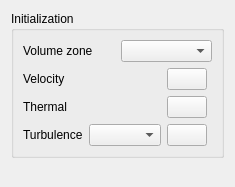
Above: gui/Pages/InitializationForm.ui from code-saturne/code_saturne before the change. Below: the same form after it.
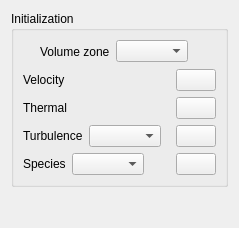
That is the form after the change. Icons and pictures are not drawn.

Commit message: modification of min, max and initialization for scalars and variance

What changed in the file:
```diff
--- a/gui/Pages/InitializationForm.ui
+++ b/gui/Pages/InitializationForm.ui
@@ -6,46 +6,85 @@
    <rect>
     <x>0</x>
     <y>0</y>
-    <width>235</width>
-    <height>187</height>
+    <width>239</width>
+    <height>228</height>
    </rect>
   </property>
   <property name="windowTitle">
    <string>Form</string>
   </property>
-  <layout class="QGridLayout" name="gridLayout_3">
+  <layout class="QGridLayout" name="gridLayout_2">
    <item row="0" column="0">
+    <spacer name="spacer">
+     <property name="orientation">
+      <enum>Qt::Horizontal</enum>
+     </property>
+     <property name="sizeHint" stdset="0">
+      <size>
+       <width>0</width>
+       <height>17</height>
+      </size>
+     </property>
+    </spacer>
+   </item>
+   <item row="0" column="1" rowspan="2">
     <widget class="QGroupBox" name="groupBoxZone">
      <property name="title">
       <string>Initialization</string>
      </property>
-     <layout class="QGridLayout" name="gridLayout_2">
+     <layout class="QGridLayout" name="gridLayout">
       <item row="0" column="0">
+       <spacer>
+        <property name="orientation">
+         <enum>Qt::Horizontal</enum>
+        </property>
+        <property name="sizeHint" stdset="0">
+         <size>
+          <width>3</width>
+          <height>17</height>
+         </size>
+        </property>
+       </spacer>
+      </item>
+      <item row="0" column="1">
+       <layout class="QHBoxLayout" name="horizontalLayout_2">
+        <item>
+         <widget class="QLabel" name="labelZone">
+          <property name="text">
+           <string>Volume zone</string>
+          </property>
+         </widget>
+        </item>
+        <item>
+         <widget class="QComboBox" name="comboBoxZone"/>
+        </item>
+       </layout>
+      </item>
+      <item row="0" column="2">
+       <spacer name="spacer_2">
+        <property name="orientation">
+         <enum>Qt::Horizontal</enum>
+        </property>
+        <property name="sizeHint" stdset="0">
+         <size>
+          <width>22</width>
+          <height>23</height>
+         </size>
+        </property>
+       </spacer>
+      </item>
+      <item row="1" column="0" colspan="3">
        <layout class="QVBoxLayout" name="verticalLayout">
         <item>
-         <layout class="QHBoxLayout" name="horizontalLayout_2">
+         <layout class="QHBoxLayout" name="horizontalLayout_3">
           <item>
-           <widget class="QLabel" name="labelZone">
-            <property name="text">
-             <string>Volume zone</string>
-            </property>
-           </widget>
-          </item>
-          <item>
-           <widget class="QComboBox" name="comboBoxZone"/>
-          </item>
-         </layout>
-        </item>
-        <item>
-         <layout class="QGridLayout" name="gridLayout">
-          <item row="0" column="0">
            <widget class="QLabel" name="labelVelocity">
             <property name="text">
              <string>Velocity</string>
             </property>
            </widget>
           </item>
-          <item row="0" column="1">
+          <item>
            <spacer name="spacer_5">
             <property name="orientation">
              <enum>Qt::Horizontal</enum>
@@ -58,7 +97,7 @@
             </property>
            </spacer>
           </item>
-          <item row="0" column="2">
+          <item>
            <widget class="QPushButton" name="pushButtonVelocity">
             <property name="text">
              <string/>
@@ -75,27 +114,18 @@
             </property>
            </widget>
           </item>
-          <item row="0" column="3">
-           <spacer name="spacer_2">
-            <property name="orientation">
-             <enum>Qt::Horizontal</enum>
-            </property>
-            <property name="sizeHint" stdset="0">
-             <size>
-              <width>13</width>
-              <height>20</height>
-             </size>
-            </property>
-           </spacer>
-          </item>
-          <item row="1" column="0">
+         </layout>
+        </item>
+        <item>
+         <layout class="QHBoxLayout" name="horizontalLayout_4">
+          <item>
            <widget class="QLabel" name="labelThermal">
             <property name="text">
              <string>Thermal</string>
             </property>
            </widget>
           </item>
-          <item row="1" column="1">
+          <item>
            <spacer name="spacer_6">
             <property name="orientation">
              <enum>Qt::Horizontal</enum>
@@ -108,7 +138,7 @@
             </property>
            </spacer>
           </item>
-          <item row="1" column="2">
+          <item>
            <widget class="QPushButton" name="pushButtonThermal">
             <property name="text">
              <string/>
@@ -125,47 +155,21 @@
             </property>
            </widget>
           </item>
-          <item row="1" column="3">
-           <spacer name="spacer_3">
-            <property name="orientation">
-             <enum>Qt::Horizontal</enum>
-            </property>
-            <property name="sizeHint" stdset="0">
-             <size>
-              <width>13</width>
-              <height>20</height>
-             </size>
-            </property>
-           </spacer>
-          </item>
-          <item row="2" column="0">
+         </layout>
+        </item>
+        <item>
+         <layout class="QHBoxLayout" name="horizontalLayout">
+          <item>
            <widget class="QLabel" name="labelTurbulence">
             <property name="text">
              <string>Turbulence</string>
             </property>
            </widget>
           </item>
-          <item row="2" column="1">
+          <item>
            <widget class="QComboBox" name="comboBoxTurbulence"/>
           </item>
-          <item row="2" column="2">
-           <widget class="QPushButton" name="pushButtonTurbulence">
-            <property name="text">
-             <string/>
-            </property>
-            <property name="icon">
-             <iconset resource="resources_pages.qrc">
-              <normaloff>:/new/prefix1/icons/22x22/edit-find-replace.png</normaloff>:/new/prefix1/icons/22x22/edit-find-replace.png</iconset>
-            </property>
-            <property name="iconSize">
-             <size>
-              <width>22</width>
-              <height>22</height>
-             </size>
-            </property>
-           </widget>
-          </item>
-          <item row="2" column="3">
+          <item>
            <spacer name="spacer_4">
             <property name="orientation">
              <enum>Qt::Horizontal</enum>
@@ -178,29 +182,96 @@
             </property>
            </spacer>
           </item>
+          <item>
+           <widget class="QPushButton" name="pushButtonTurbulence">
+            <property name="text">
+             <string/>
+            </property>
+            <property name="icon">
+             <iconset resource="resources_pages.qrc">
+              <normaloff>:/new/prefix1/icons/22x22/edit-find-replace.png</normaloff>:/new/prefix1/icons/22x22/edit-find-replace.png</iconset>
+            </property>
+            <property name="iconSize">
+             <size>
+              <width>22</width>
+              <height>22</height>
+             </size>
+            </property>
+           </widget>
+          </item>
+         </layout>
+        </item>
+        <item>
+         <layout class="QHBoxLayout" name="_2">
+          <property name="spacing">
+           <number>6</number>
+          </property>
+          <property name="margin">
+           <number>0</number>
+          </property>
+          <item>
+           <widget class="QLabel" name="labelSpecies">
+            <property name="text">
+             <string>Species</string>
+            </property>
+           </widget>
+          </item>
+          <item>
+           <widget class="QComboBox" name="comboBoxSpecies"/>
+          </item>
+          <item>
+           <spacer>
+            <property name="orientation">
+             <enum>Qt::Horizontal</enum>
+            </property>
+            <property name="sizeHint" stdset="0">
+             <size>
+              <width>40</width>
+              <height>20</height>
+             </size>
+            </property>
+           </spacer>
+          </item>
+          <item>
+           <widget class="QPushButton" name="pushButtonSpecies">
+            <property name="text">
+             <string/>
+            </property>
+            <property name="icon">
+             <iconset resource="resources_pages.qrc">
+              <normaloff>:/new/prefix1/icons/22x22/edit-find-replace.png</normaloff>:/new/prefix1/icons/22x22/edit-find-replace.png</iconset>
+            </property>
+            <property name="iconSize">
+             <size>
+              <width>22</width>
+              <height>22</height>
+             </size>
+            </property>
+           </widget>
+          </item>
          </layout>
         </item>
        </layout>
       </item>
-      <item row="0" column="1">
-       <spacer>
-        <property name="orientation">
-         <enum>Qt::Horizontal</enum>
-        </property>
-        <property name="sizeHint" stdset="0">
-         <size>
-          <width>3</width>
-          <height>17</height>
-         </size>
-        </property>
-       </spacer>
-      </item>
      </layout>
      <zorder></zorder>
      <zorder></zorder>
     </widget>
    </item>
-   <item row="1" column="0">
+   <item row="1" column="2">
+    <spacer name="spacer_3">
+     <property name="orientation">
+      <enum>Qt::Horizontal</enum>
+     </property>
+     <property name="sizeHint" stdset="0">
+      <size>
+       <width>0</width>
+       <height>17</height>
+      </size>
+     </property>
+    </spacer>
+   </item>
+   <item row="2" column="1">
     <spacer>
      <property name="orientation">
       <enum>Qt::Vertical</enum>
```
Left out of the diff: 4 changed lines with no effect on the pictures. The commit also changes 17 other files.
